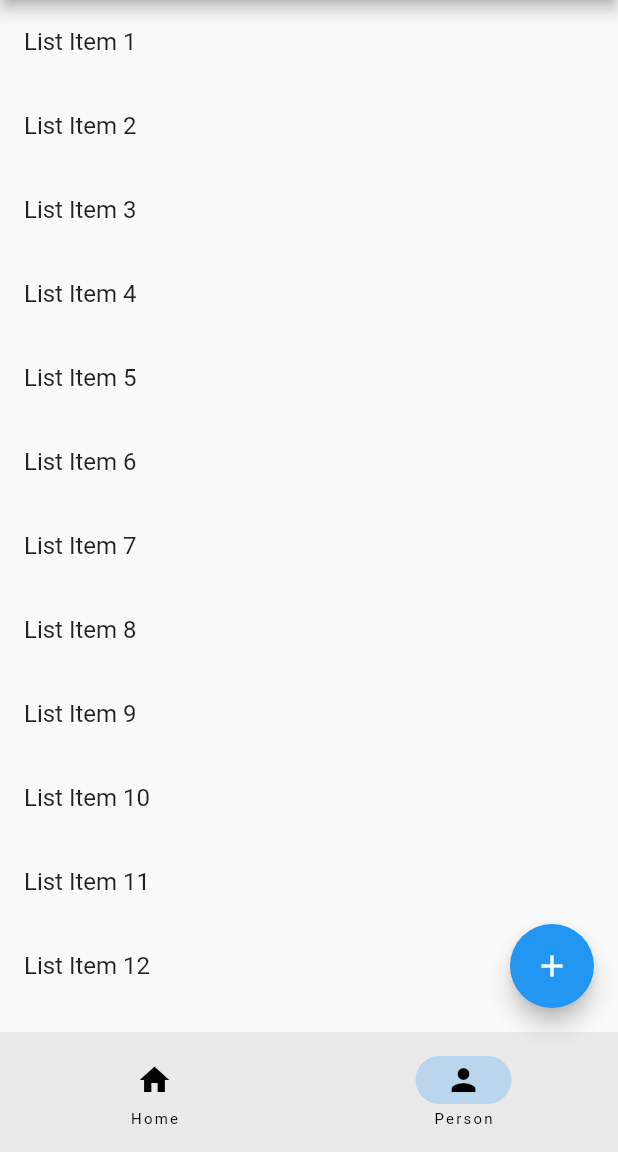
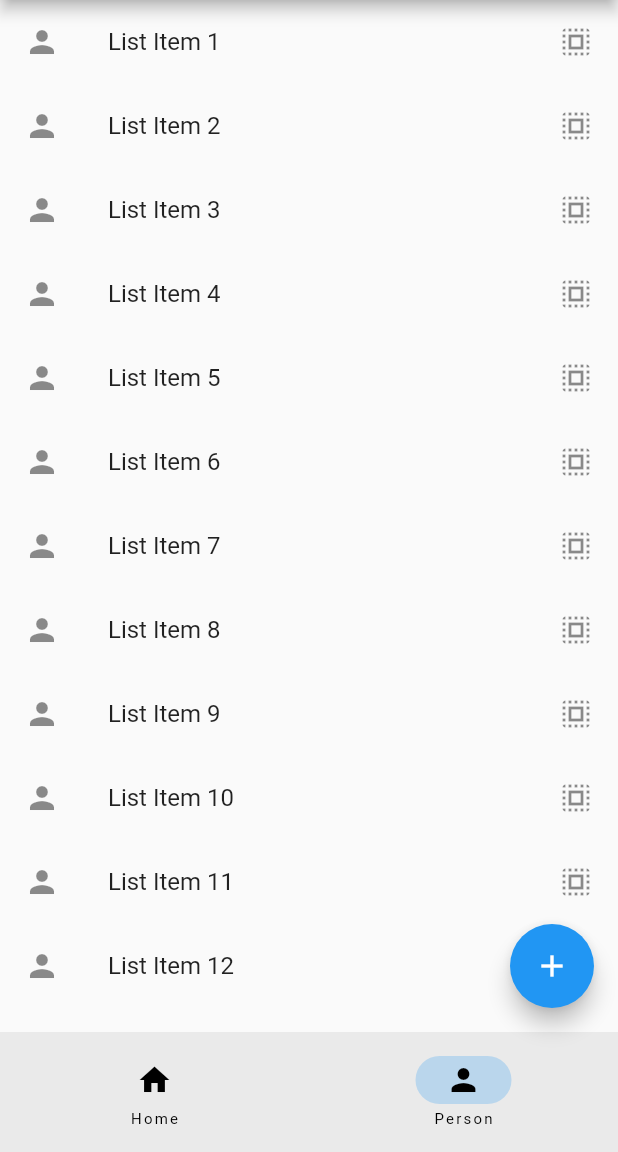
Before and after one commit to Himan-Miku/flutter-demo-app, a Flutter app: the screen it shows after launch, item 2 of the bottom bar chosen, on a phone screen of 412 x 824 dp, the part 84-1236 px from its top. Run offline on Flutter 3.47's test engine with Material 2 defaults, Android fonts, the phone set to English and light mode, and no system bars.

```diff
--- a/lib/profile_page.dart
+++ b/lib/profile_page.dart
@@ -11,6 +11,9 @@ class ProfilePage extends StatelessWidget {
       itemBuilder: (BuildContext context, int index) {
         return ListTile(
           title: Text('List Item ${(index + 1)}'),
+          leading: const Icon(Icons.person),
+          trailing: const Icon(Icons.select_all),
+          onTap: () => {debugPrint('List Item ${(index + 1)} selected!')},
         );
       },
       itemCount: listCount,
```
